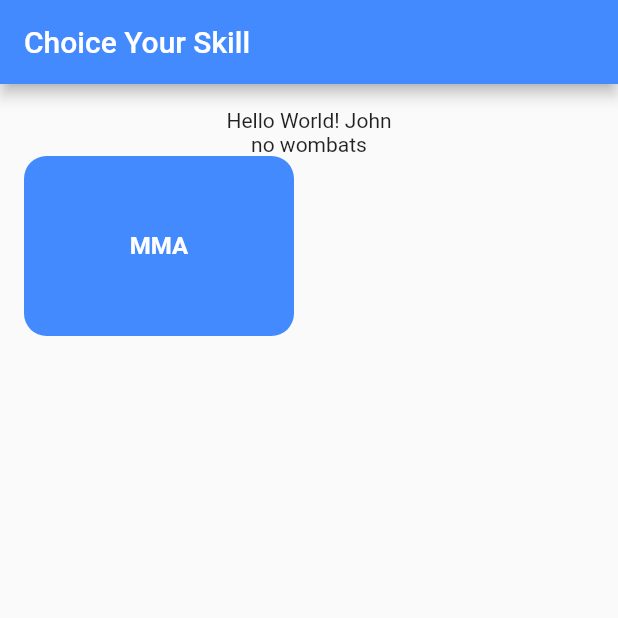
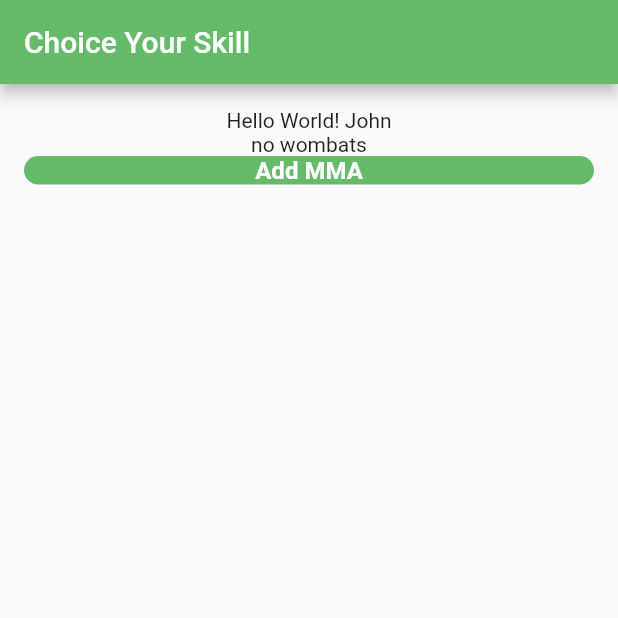
Before and after one commit to minhnn94/boxing_training_app, a Flutter app: the screen it shows after launch, on a phone screen of 412 x 824 dp, the top half of it. Run offline on Flutter 3.47's test engine with Material 2 defaults, Android fonts, the phone set to English and light mode, and no system bars; our stand-ins replace assets_audio_player, bloc, equatable, flutter_bloc, go_router, percent_indicator; generated files the repository leaves out were written again.

Commit message:
add global bloc

```diff
--- /dev/null
+++ b/lib/global/app_global_bloc/app_global_cubit.dart
@@ -0,0 +1,15 @@
+import 'package:bloc/bloc.dart';
+import 'package:boxing_traning/models/martial_art_model.dart';
+
+part 'app_global_state.dart';
+
+class AppGlobalCubit extends Cubit<AppGlobalState> {
+  AppGlobalCubit() : super(AppGlobalState());
+  void updateMartialArt(MartialArtModel martialArtModel) {}
+  void addNewMartialArt(MartialArtModel martialArtModel) {
+    final data = state.martialArts ?? [];
+    data.add(martialArtModel);
+    emit(state.copyWith(martialArts: []));
+    emit(state.copyWith(martialArts: data));
+  }
+}
--- /dev/null
+++ b/lib/global/app_global_bloc/app_global_state.dart
@@ -0,0 +1,17 @@
+part of 'app_global_cubit.dart';
+
+class AppGlobalState {
+  List<MartialArtModel>? martialArts;
+  MartialArtModel? martialArtSelected;
+
+  AppGlobalState({this.martialArts, this.martialArtSelected});
+  AppGlobalState copyWith({
+    List<MartialArtModel>? martialArts,
+    MartialArtModel? martialArtSelected,
+  }) {
+    return AppGlobalState(
+      martialArts: martialArts ?? this.martialArts,
+      martialArtSelected: martialArtSelected ?? this.martialArtSelected,
+    );
+  }
+}
--- a/lib/main.dart
+++ b/lib/main.dart
@@ -1,5 +1,7 @@
+import 'package:boxing_traning/global/app_global_bloc/app_global_cubit.dart';
 import 'package:boxing_traning/routers/router_manage.dart';
 import 'package:flutter/material.dart';
+import 'package:flutter_bloc/flutter_bloc.dart';
 import 'package:flutter_gen/gen_l10n/app_localizations.dart';
 import 'package:flutter_localizations/flutter_localizations.dart';
 
@@ -13,7 +15,9 @@
   // This widget is the root of your application.
   @override
   Widget build(BuildContext context) {
-    return MaterialApp.router(
+    return BlocProvider(
+      create: (context) => AppGlobalCubit(),
+      child: MaterialApp.router(
         routerConfig: routerManage,
         debugShowCheckedModeBanner: false,
         title: 'Flutter Demo',
@@ -30,6 +34,7 @@
         theme: ThemeData(
           primarySwatch: Colors.blue,
         ),
+      ),
     );
   }
 }
--- a/lib/models/martial_art_model.dart
+++ b/lib/models/martial_art_model.dart
@@ -4,8 +4,9 @@
 import 'package:boxing_traning/models/prepare_model.dart';
 import 'package:boxing_traning/models/resting_model.dart';
 import 'package:boxing_traning/models/training_model.dart';
+import 'package:equatable/equatable.dart';
 
-class MartialArtModel {
+class MartialArtModel extends Equatable {
   final MartialArtEnum martialArtEnum;
   final String id;
   final Color? color;
@@ -21,4 +22,14 @@
     required this.restingModel,
     required this.trainingModel,
   });
+
+  @override
+  List<Object?> get props => [
+        martialArtEnum,
+        id,
+        color,
+        prepareModel,
+        restingModel,
+        trainingModel,
+      ];
 }
--- a/lib/models/prepare_model.dart
+++ b/lib/models/prepare_model.dart
@@ -1,8 +1,11 @@
 import 'dart:ui';
+
+import 'package:equatable/equatable.dart';
 
 class PrepareModel {
   int prepareTime;
   Color? color;
 
   PrepareModel({required this.prepareTime, this.color});
+
 }
--- a/lib/screens/home_screen/home_screen.dart
+++ b/lib/screens/home_screen/home_screen.dart
@@ -1,12 +1,15 @@
 import 'package:boxing_traning/common/app_localization_utils.dart';
 import 'package:boxing_traning/common/enum/martial_art_enum.dart';
+import 'package:boxing_traning/global/app_global_bloc/app_global_cubit.dart';
 import 'package:boxing_traning/models/martial_art_model.dart';
 import 'package:boxing_traning/models/prepare_model.dart';
 import 'package:boxing_traning/models/resting_model.dart';
 import 'package:boxing_traning/models/training_model.dart';
 import 'package:boxing_traning/routers/router_name.dart';
 import 'package:boxing_traning/shared_widgets/base_scaffold.dart';
+import 'package:boxing_traning/utils/color_utils.dart';
 import 'package:flutter/material.dart';
+import 'package:flutter_bloc/flutter_bloc.dart';
 import 'package:go_router/go_router.dart';
 
 class HomeScreen extends StatefulWidget {
@@ -17,10 +20,7 @@
 }
 
 class _HomeScreenState extends State<HomeScreen> {
-  final martialArtData = [
-    // MartialArtModel(martialArtEnum: MartialArtEnum.boxing, id: '1'),
-    // MartialArtModel(martialArtEnum: MartialArtEnum.kickboxing, id: '2'),
-    MartialArtModel(
+  final mixMartialArt = MartialArtModel(
     martialArtEnum: MartialArtEnum.mma,
     id: '3',
     prepareModel: PrepareModel(prepareTime: 10),
@@ -31,17 +31,13 @@
       reminderFinishTime: 10,
       reminderTime: 0,
     ),
-    ),
-    // MartialArtModel(martialArtEnum: MartialArtEnum.karate, id: '4'),
-    // MartialArtModel(martialArtEnum: MartialArtEnum.jiujitsu, id: '5'),
-    // MartialArtModel(martialArtEnum: MartialArtEnum.createLesson, id: '6'),
-  ];
+  );
 
   @override
   Widget build(BuildContext context) {
     return BaseScaffold(
       appBar: AppBar(
-        backgroundColor: Colors.blueAccent,
+        backgroundColor: ColorUtils.primary,
         title: const Text('Choice Your Skill'),
       ),
       body: Padding(
@@ -50,20 +46,48 @@
           children: [
             Text(AppLocalizationUtils.instance().helloWorld('John')),
             Text(AppLocalizationUtils.instance().nWombats(0)),
-            Expanded(
+            InkWell(
+              onTap: () {
+                context.read<AppGlobalCubit>().addNewMartialArt(mixMartialArt);
+              },
+              child: Container(
+                alignment: Alignment.center,
+                decoration: BoxDecoration(
+                    color: ColorUtils.primary,
+                    borderRadius: BorderRadius.circular(15)),
+                child: const Text(
+                  'Add MMA',
+                  style: TextStyle(
+                      fontSize: 16,
+                      fontWeight: FontWeight.w600,
+                      color: Colors.white),
+                ),
+              ),
+            ),
+            BlocSelector<AppGlobalCubit, AppGlobalState,
+                List<MartialArtModel>?>(
+              selector: (state) {
+                return state.martialArts;
+              },
+              builder: (context, state) {
+                final data = state ?? [];
+                return Expanded(
                   child: GridView.builder(
-                  gridDelegate: const SliverGridDelegateWithMaxCrossAxisExtent(
+                      gridDelegate:
+                          const SliverGridDelegateWithMaxCrossAxisExtent(
                               maxCrossAxisExtent: 200,
                               childAspectRatio: 3 / 2,
                               crossAxisSpacing: 20,
                               mainAxisSpacing: 20),
-                  itemCount: martialArtData.length,
+                      itemCount: data.length,
                       itemBuilder: (BuildContext ctx, index) {
-                    final martialArtModel = martialArtData[index];
+                        final martialArtModel = data[index];
                         return _MartialArtItem(
                           martialArtModel: martialArtModel,
                         );
                       }),
+                );
+              },
             ),
           ],
         ),
@@ -77,7 +101,9 @@
     super.key,
     required this.martialArtModel,
   });
+
   final MartialArtModel martialArtModel;
+
   String getNameDisplay(MartialArtEnum martialArtEnum) {
     if (martialArtEnum != MartialArtEnum.createLesson) {
       return martialArtEnum.name;
@@ -97,7 +123,7 @@
       child: Container(
         alignment: Alignment.center,
         decoration: BoxDecoration(
-            color: Colors.blueAccent, borderRadius: BorderRadius.circular(15)),
+            color: ColorUtils.primary, borderRadius: BorderRadius.circular(15)),
         child: Text(
           getNameDisplay(martialArtModel.martialArtEnum),
           style: const TextStyle(
--- a/lib/utils/color_utils.dart
+++ b/lib/utils/color_utils.dart
@@ -1,12 +1,15 @@
 import 'package:flutter/material.dart';
 
 class ColorUtils {
-  static const primary = Colors.blueAccent;
+  static const primary = Color(0xFF66BB6A);
   static const white = Colors.white;
+  static const black = Colors.black;
   static const yellow = Colors.yellowAccent;
   static const grey = Colors.grey;
   static const grey200 = Color(0xFFEEEEEE);
   static const grey300 = Color(0xFFE0E0E0);
   static const restingColor = Color(0xFFEF5350);
   static const trainingColor = Color(0xFF66BB6A);
+  static const lightPrimary = Color(0x1A66BB6A);
+  static const middlePrimary = Color(0x8C66BB6A);
 }
--- a/pubspec.yaml
+++ b/pubspec.yaml
@@ -42,6 +42,7 @@
   intl: any
   assets_audio_player: ^3.0.8
   percent_indicator: ^4.2.3
+  equatable: ^2.0.4
 #  firebase_core: ^2.21.0
 #  cloud_firestore: ^4.12.2
 #  loader_overlay: ^2.0.10
```
Also changed, not shown: lib/common/app_martial_art_common.dart (added, +8 -0 lines), lib/gen/assets.gen.dart (+15 -0 lines), lib/l10n/app_en.arb (+9 -1 lines), lib/l10n/app_vi.arb (+9 -1 lines), lib/screens/setup_screen/setup_screen.dart (+45 -1 lines), lib/screens/setup_screen/widgets/setting_button.dart (added, +64 -0 lines), lib/screens/timing_screen/timing_screen.dart (+12 -0 lines), lib/shared_widgets/cupertino_time_custom.dart (added, +31 -0 lines), lib/shared_widgets/custom_time_picker.dart (added, +80 -0 lines), pubspec.lock. Lines whose indentation alone changed are shown as unchanged.
